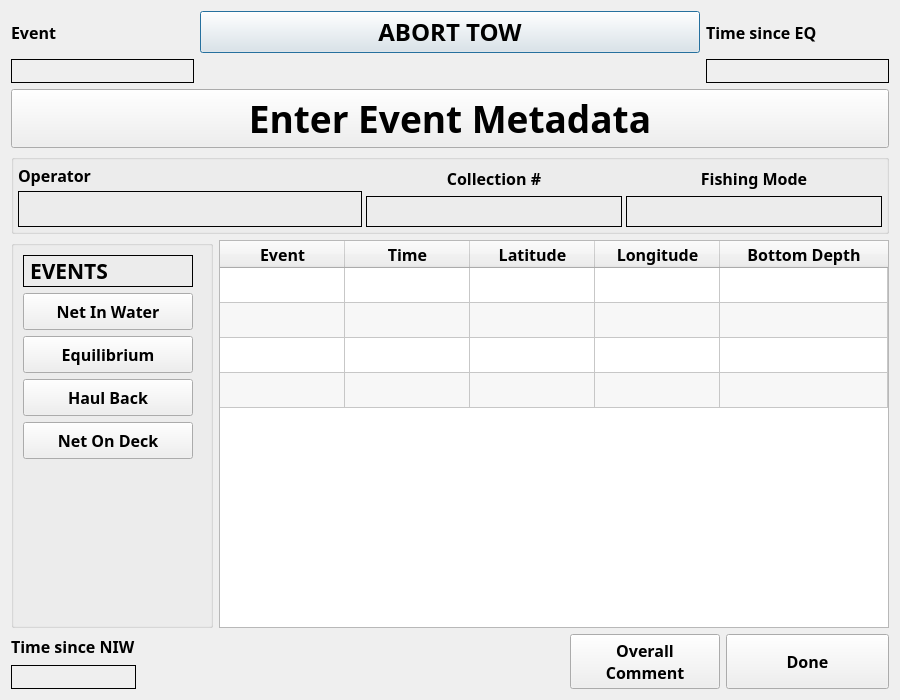
First picture: the form in ui/CPSTrawlEvent.ui, repository aliciabillings-noaa/CLAMS, before the edit.
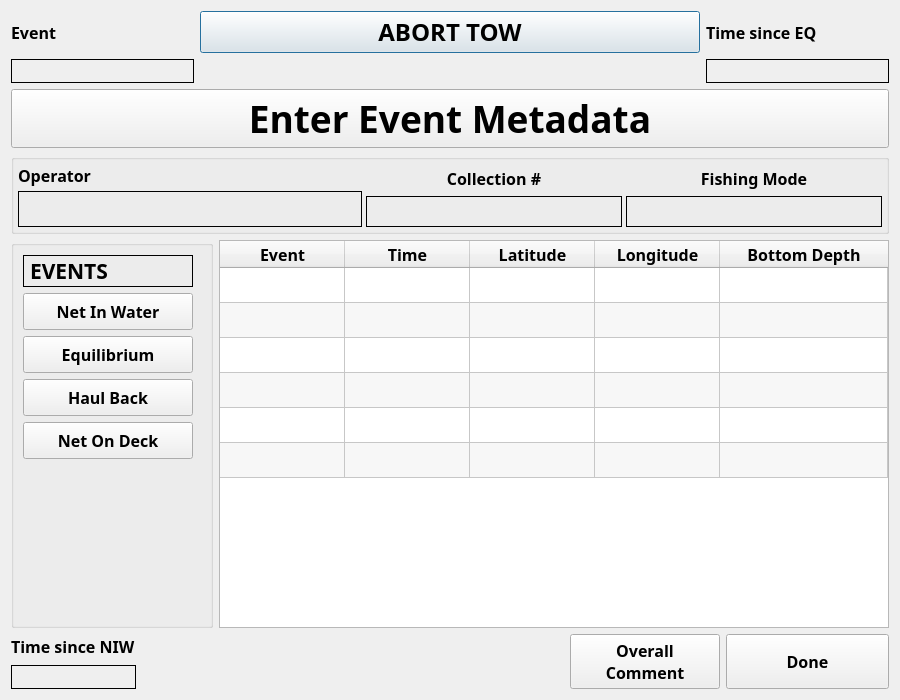
Second picture: the form after the edit.

Patch:
```diff
--- a/ui/CPSTrawlEvent.ui
+++ b/ui/CPSTrawlEvent.ui
@@ -561,6 +561,16 @@
          <string>New Row</string>
         </property>
        </row>
+       <row>
+        <property name="text">
+         <string>New Row</string>
+        </property>
+       </row>
+       <row>
+        <property name="text">
+         <string>New Row</string>
+        </property>
+       </row>
        <column>
         <property name="text">
          <string>Event</string>
```
